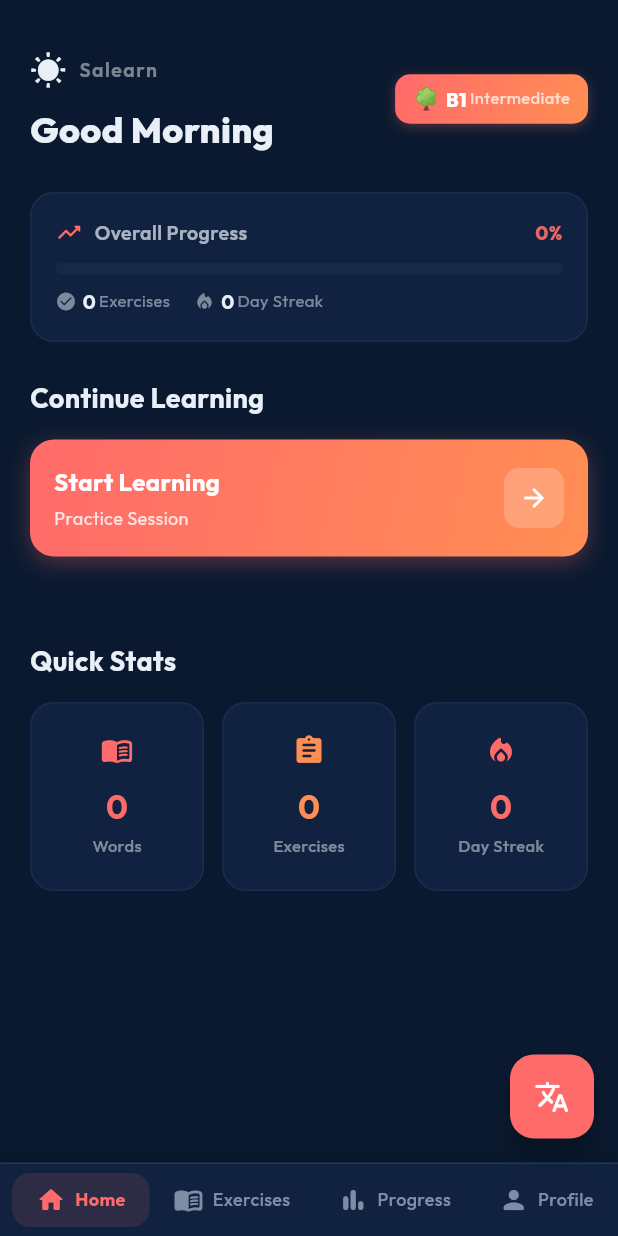
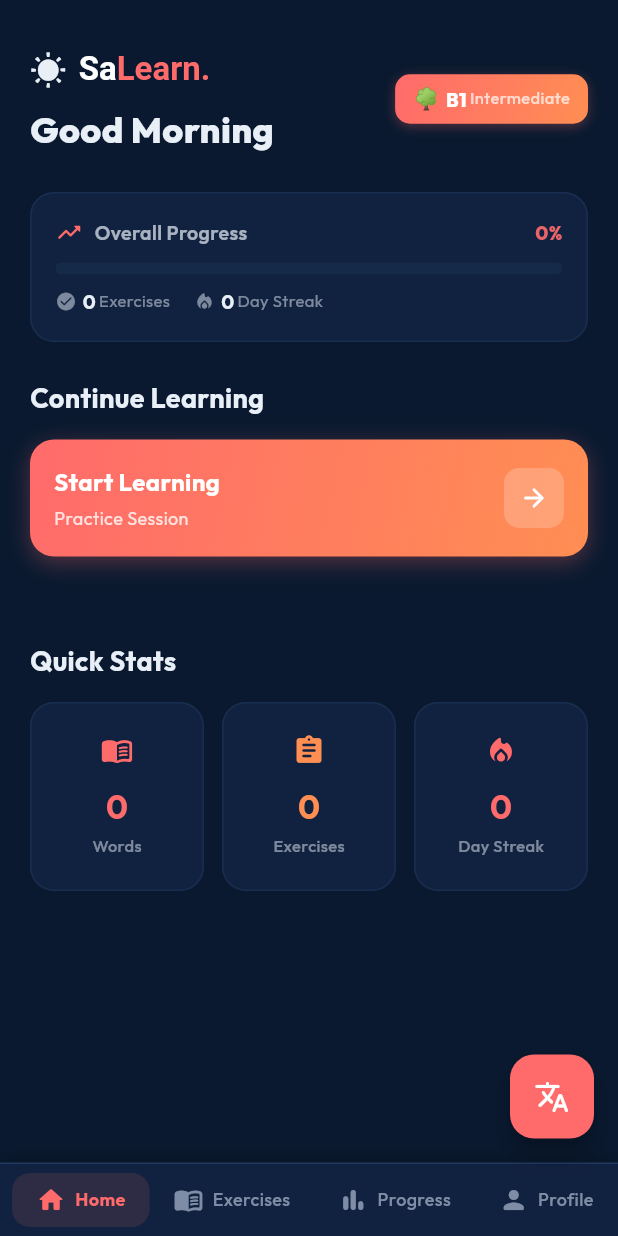
Before and after one commit to abdelwahed-alw/learn_alw, a Flutter app: the AppShell screen opened directly, on a phone screen of 412 x 824 dp. Run offline on Flutter 3.47's test engine with Material 3 defaults, Android fonts, the phone set to English and light mode, and no system bars; our stand-ins replace audioplayers, easy_localization, flutter_phoenix, flutter_secure_storage, flutter_tts, font_awesome_flutter and 4 more; missing offline and left inert: record; accounts and stored records are empty.

Commit message:
feat: prevent native/target language from being the same with snackbar warning; style home title with SaLearn branding

```diff
--- a/assets/translations/en.json
+++ b/assets/translations/en.json
@@ -151,5 +151,6 @@
   "lightMode": "Light Mode",
   "darkMode": "Dark Mode",
   "appSettings": "App Settings",
-  "showTranslationFab": "Show Floating Translation Button"
+  "showTranslationFab": "Show Floating Translation Button",
+  "sameLanguageWarning": "Native and target languages cannot be the same."
 }
--- a/lib/home_tab.dart
+++ b/lib/home_tab.dart
@@ -77,13 +77,28 @@ class HomeTab extends StatelessWidget {
                   const SizedBox(width: 8),
                   Directionality(
                     textDirection: TextDirection.ltr,
-                    child: Text(
-                      'salearn'.tr(),
-                      style: TextStyle(
-                        color: cs.onSurface.withValues(alpha: 0.5),
-                        fontSize: 13,
-                        fontWeight: FontWeight.w600,
-                        letterSpacing: 1,
+                    child: RichText(
+                      text: TextSpan(
+                        style: const TextStyle(
+                          fontSize: 22,
+                          fontWeight: FontWeight.bold,
+                        ),
+                        children: [
+                          TextSpan(
+                            text: 'Sa',
+                            style: TextStyle(
+                              color: Theme.of(context).brightness == Brightness.light
+                                  ? Colors.black87
+                                  : Colors.white,
+                            ),
+                          ),
+                          TextSpan(
+                            text: 'Learn.',
+                            style: const TextStyle(
+                              color: kColorPrimary,
+                            ),
+                          ),
+                        ],
                       ),
                     ),
                   ),
--- a/lib/ui_strings.dart
+++ b/lib/ui_strings.dart
@@ -136,6 +136,7 @@ const Map<String, Map<String, String>> _strings = {
     'practice': 'Practice',
     'ielts': 'IELTS',
     'categories': 'Categories',
+    'sameLanguageWarning': 'Native and target languages cannot be the same.',
   },
   // ─── Arabic ───────────────────────────────────────────────────────────────
   'ar': {
```
Also changed, not shown: lib/profile_tab.dart (+20 -2 lines).
